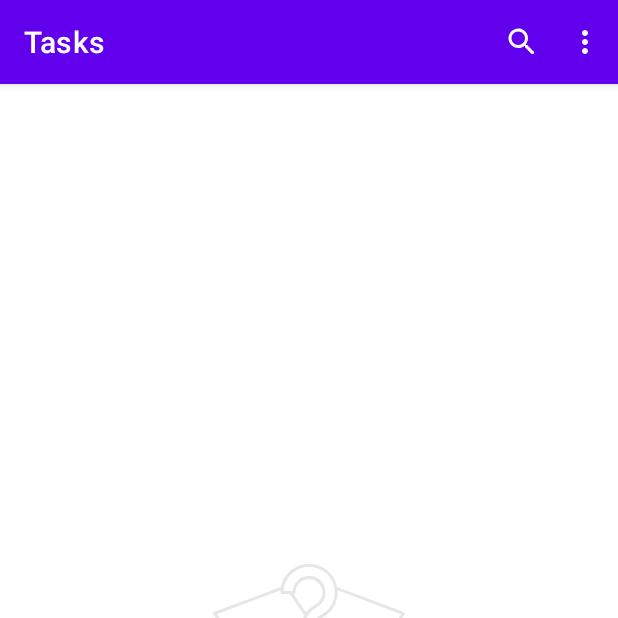
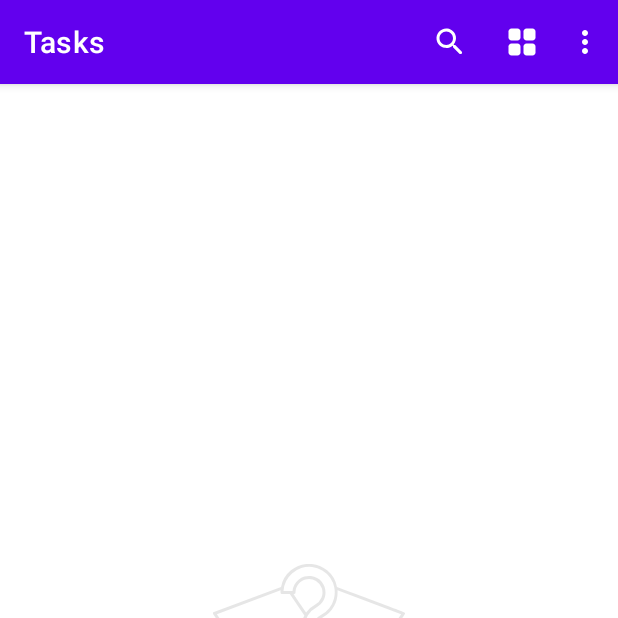
Before and after one commit to NorbertoTaveras/tasks-kotlin-mvvm, an Android app: the screen it shows after launch (MainActivity), on a phone screen of 412 x 824 dp, the top half of it. Run offline under Robolectric (Android 15) with nearby library versions, the light colour scheme and no system bars; our stand-ins replace Dagger/Hilt's generated code, Room's generated code, data binding, navigation-ui; libraries missing offline, so code that uses them is left out: androidx.hilt.lifecycle, com.tiper, jp.wasabeef.recyclerview; 4 statements that could not run were skipped.

Commit message:
Toggle Recyclerview Layout & Menu Item
Added - Implementation of toggling the recyclerview layout manager span count accordingly.
Added - Implementation of toggling the menu icons based on the current recyclerview layout manager span count.

```diff
--- a/todo/app/src/main/java/com/norbertotaveras/todo/fragments/list/ListFragment.kt
+++ b/todo/app/src/main/java/com/norbertotaveras/todo/fragments/list/ListFragment.kt
@@ -13,9 +13,7 @@ import androidx.fragment.app.setFragmentResultListener
 import androidx.fragment.app.viewModels
 import androidx.lifecycle.Observer
 import androidx.lifecycle.lifecycleScope
-import androidx.recyclerview.widget.ItemTouchHelper
-import androidx.recyclerview.widget.RecyclerView
-import androidx.recyclerview.widget.StaggeredGridLayoutManager
+import androidx.recyclerview.widget.*
 import com.google.android.material.floatingactionbutton.FloatingActionButton
 import com.google.android.material.snackbar.Snackbar
 import com.norbertotaveras.todo.R
@@ -35,6 +33,9 @@ import kotlinx.coroutines.flow.collect
 import kotlinx.coroutines.flow.first
 import kotlinx.coroutines.launch
 
+const val SPAN_COUNT_ONE = 1
+const val SPAN_COUNT_TWO = 2
+
 @AndroidEntryPoint
 class ListFragment : Fragment(), SearchView.OnQueryTextListener, TodosAdapter.OnTodoHolderEventsListener,
     View.OnClickListener {
@@ -45,7 +46,7 @@ class ListFragment : Fragment(), SearchView.OnQueryTextListener, TodosAdapter.On
     private lateinit var warningText: TextView
     private lateinit var searchMenuItem: MenuItem
     private lateinit var searchView: SearchView
-    private lateinit var layoutType: RecyclerView.LayoutManager
+    private lateinit var layoutType: StaggeredGridLayoutManager
 
     private val adapter: TodosAdapter by lazy { TodosAdapter(this) }
     private val todoViewModel: TodoViewModel by viewModels()
@@ -60,8 +61,6 @@ class ListFragment : Fragment(), SearchView.OnQueryTextListener, TodosAdapter.On
     private val binding get() = _binding!!
 
     private var isClicked: Boolean = false
-    private var isReorderClicked: Boolean = false
-
     private var currentQuery: String? = null
 
     override fun onCreateOptionsMenu(menu: Menu, inflater: MenuInflater) {
@@ -145,6 +144,10 @@ class ListFragment : Fragment(), SearchView.OnQueryTextListener, TodosAdapter.On
                 todoViewModel.onHideCompletedClick(item.isChecked)
             }
             R.id.delete_all_completed -> {deleteCompletedTasks()}
+            R.id.view_type -> {
+                switchLayout()
+                switchIcon(item)
+            }
             else -> {super.onOptionsItemSelected(item)}
 
         }
@@ -192,7 +195,7 @@ class ListFragment : Fragment(), SearchView.OnQueryTextListener, TodosAdapter.On
 
         recyclerview = binding.recyclerView
         recyclerview.adapter = adapter
-        layoutType = StaggeredGridLayoutManager(2, StaggeredGridLayoutManager.VERTICAL)
+        layoutType = StaggeredGridLayoutManager(SPAN_COUNT_TWO, StaggeredGridLayoutManager.VERTICAL)
         recyclerview.layoutManager = layoutType
         recyclerview.itemAnimator = LandingAnimator().apply {
             addDuration = 300
@@ -278,6 +281,21 @@ class ListFragment : Fragment(), SearchView.OnQueryTextListener, TodosAdapter.On
         }
     }
 
+    private fun switchLayout() {
+        when (layoutType.spanCount) {
+            SPAN_COUNT_TWO -> { layoutType.spanCount = SPAN_COUNT_ONE }
+            SPAN_COUNT_ONE -> { layoutType.spanCount = SPAN_COUNT_TWO }
+        }
+        adapter.notifyItemChanged(0, adapter.itemCount)
+    }
+
+    private fun switchIcon(item: MenuItem) {
+        when (layoutType.spanCount) {
+            SPAN_COUNT_TWO -> item.setIcon(R.drawable.ic_round_grid_view_24)
+            SPAN_COUNT_ONE -> item.setIcon(R.drawable.ic_round_view_list_24)
+        }
+    }
+
     private fun deleteCompletedTasks() {
         val builder = AlertDialog.Builder(requireContext())
         builder.setPositiveButton(getString(R.string.yes)) {_,_ ->
--- a/todo/app/src/main/java/com/norbertotaveras/todo/utils/PreferencesManager.kt
+++ b/todo/app/src/main/java/com/norbertotaveras/todo/utils/PreferencesManager.kt
@@ -15,7 +15,7 @@ import javax.inject.Singleton
 val Context.dataStore: DataStore<Preferences> by preferencesDataStore(name = "user_preferences")
 private const val TAG = "PreferencesManager"
 enum class SortOrder { BY_NAME, BY_DATE, BY_HIGH, BY_MEDIUM, BY_LOW }
-data class FilterPreferences(val sortOrder: SortOrder, val hideCompleted: Boolean)
+data class FilterPreferences(val sortOrder: SortOrder, val hideCompleted: Boolean, val spanCount: Int)
 
 @Singleton
 class PreferencesManager @Inject constructor(@ApplicationContext private val context: Context) {
@@ -34,7 +34,8 @@ class PreferencesManager @Inject constructor(@ApplicationContext private val con
                 preferences[PreferencesKeys.SORT_ORDER] ?: SortOrder.BY_HIGH.name
             )
             val hideCompleted = preferences[PreferencesKeys.HIDE_COMPLETED] ?: false
-            FilterPreferences(sortOrder, hideCompleted)
+            val spanCount = preferences[PreferencesKeys.SPAN_COUNT] ?: 2
+            FilterPreferences(sortOrder, hideCompleted, spanCount)
         }
 
     suspend fun updateSortOrder(sortOrder: SortOrder) {
@@ -49,8 +50,15 @@ class PreferencesManager @Inject constructor(@ApplicationContext private val con
         }
     }
 
+    suspend fun updateSpanCount(spanCount: Int) {
+        context.dataStore.edit { preferences ->
+            preferences[PreferencesKeys.SPAN_COUNT] = spanCount
+        }
+    }
+
     private object PreferencesKeys {
         val SORT_ORDER = stringPreferencesKey("sort_order")
         val HIDE_COMPLETED = booleanPreferencesKey("hide_completed")
+        val SPAN_COUNT = intPreferencesKey("span_count")
     }
 }
--- a/todo/app/src/main/java/com/norbertotaveras/todo/viewmodels/TodoViewModel.kt
+++ b/todo/app/src/main/java/com/norbertotaveras/todo/viewmodels/TodoViewModel.kt
@@ -111,6 +111,12 @@ class TodoViewModel @Inject constructor(application: Application, private val pr
         }
     }
 
+    fun onSpanCountClick(spanCount: Int) {
+        viewModelScope.launch {
+            preferencesManager.updateSpanCount(spanCount)
+        }
+    }
+
     fun onTaskCheckedChanged(todo: TodoEntity, isChecked: Boolean) {
         viewModelScope.launch(Dispatchers.IO) {
             repository.update(todo.copy(completed = isChecked))
--- /dev/null
+++ b/todo/app/src/main/res/drawable/ic_round_grid_view_24.xml
@@ -0,0 +1,19 @@
+<vector xmlns:android="http://schemas.android.com/apk/res/android"
+    android:width="24dp"
+    android:height="24dp"
+    android:viewportWidth="24"
+    android:viewportHeight="24"
+    android:tint="?attr/colorControlNormal">
+  <path
+      android:fillColor="@android:color/white"
+      android:pathData="M5,11h4c1.1,0 2,-0.9 2,-2V5c0,-1.1 -0.9,-2 -2,-2H5C3.9,3 3,3.9 3,5v4C3,10.1 3.9,11 5,11z"/>
+  <path
+      android:fillColor="@android:color/white"
+      android:pathData="M5,21h4c1.1,0 2,-0.9 2,-2v-4c0,-1.1 -0.9,-2 -2,-2H5c-1.1,0 -2,0.9 -2,2v4C3,20.1 3.9,21 5,21z"/>
+  <path
+      android:fillColor="@android:color/white"
+      android:pathData="M13,5v4c0,1.1 0.9,2 2,2h4c1.1,0 2,-0.9 2,-2V5c0,-1.1 -0.9,-2 -2,-2h-4C13.9,3 13,3.9 13,5z"/>
+  <path
+      android:fillColor="@android:color/white"
+      android:pathData="M15,21h4c1.1,0 2,-0.9 2,-2v-4c0,-1.1 -0.9,-2 -2,-2h-4c-1.1,0 -2,0.9 -2,2v4C13,20.1 13.9,21 15,21z"/>
+</vector>
--- /dev/null
+++ b/todo/app/src/main/res/drawable/ic_round_view_list_24.xml
@@ -0,0 +1,11 @@
+<vector xmlns:android="http://schemas.android.com/apk/res/android"
+    android:width="24dp"
+    android:height="24dp"
+    android:viewportWidth="24"
+    android:viewportHeight="24"
+    android:tint="?attr/colorControlNormal"
+    android:autoMirrored="true">
+  <path
+      android:fillColor="@android:color/white"
+      android:pathData="M4,14h2c0.55,0 1,-0.45 1,-1v-2c0,-0.55 -0.45,-1 -1,-1H4c-0.55,0 -1,0.45 -1,1v2C3,13.55 3.45,14 4,14zM4,19h2c0.55,0 1,-0.45 1,-1v-2c0,-0.55 -0.45,-1 -1,-1H4c-0.55,0 -1,0.45 -1,1v2C3,18.55 3.45,19 4,19zM4,9h2c0.55,0 1,-0.45 1,-1V6c0,-0.55 -0.45,-1 -1,-1H4C3.45,5 3,5.45 3,6v2C3,8.55 3.45,9 4,9zM9,14h11c0.55,0 1,-0.45 1,-1v-2c0,-0.55 -0.45,-1 -1,-1H9c-0.55,0 -1,0.45 -1,1v2C8,13.55 8.45,14 9,14zM9,19h11c0.55,0 1,-0.45 1,-1v-2c0,-0.55 -0.45,-1 -1,-1H9c-0.55,0 -1,0.45 -1,1v2C8,18.55 8.45,19 9,19zM8,6v2c0,0.55 0.45,1 1,1h11c0.55,0 1,-0.45 1,-1V6c0,-0.55 -0.45,-1 -1,-1H9C8.45,5 8,5.45 8,6z"/>
+</vector>
--- a/todo/app/src/main/res/menu/list_fragment_menu.xml
+++ b/todo/app/src/main/res/menu/list_fragment_menu.xml
@@ -45,4 +45,10 @@
         android:id="@+id/delete_all_completed"
         android:title="@string/delete_all_completed"
         app:showAsAction="never"/>
+
+    <item
+        android:id="@+id/view_type"
+        android:icon="@drawable/ic_round_grid_view_24"
+        android:title="@string/view_type"
+        app:showAsAction="ifRoom"/>
 </menu>
--- a/todo/app/src/main/res/values/strings.xml
+++ b/todo/app/src/main/res/values/strings.xml
@@ -47,6 +47,7 @@
     <string name="low">Low</string>
     <string name="medium">Medium</string>
     <string name="high">High</string>
+    <string name="view_type">view type</string>
     <string-array name="priorities">
         <item>High</item>
         <item>Medium</item>
```
